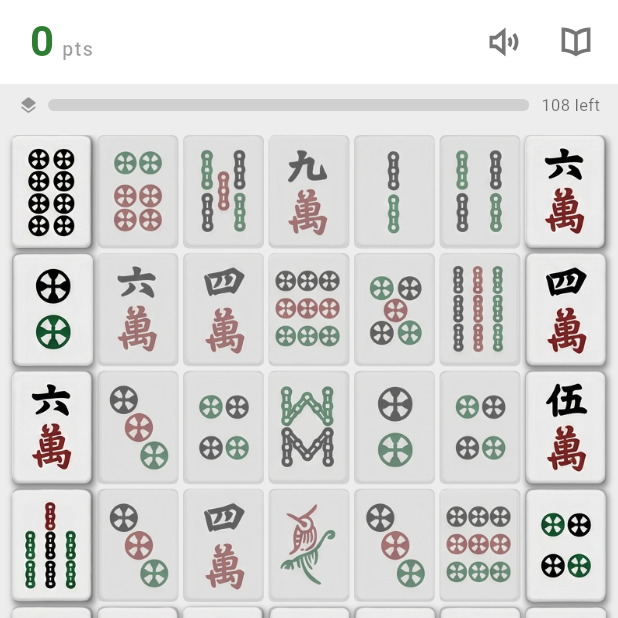
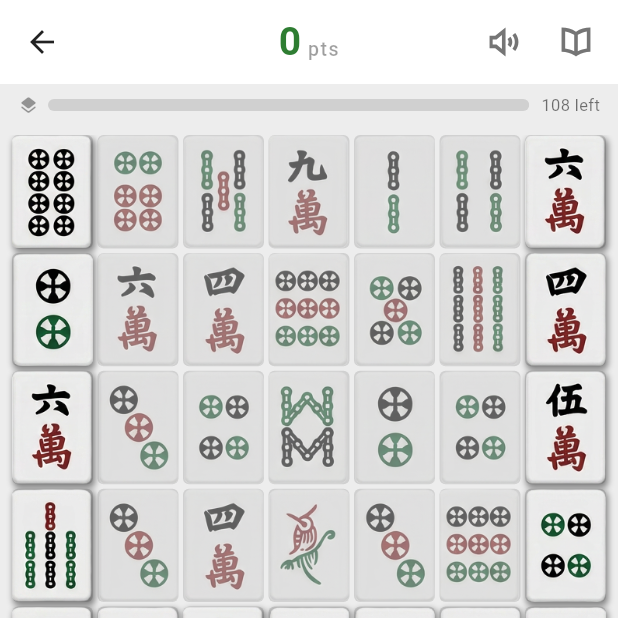
Before and after one commit to srilankasair-cmyk/mahjong-match, a Flutter app: the LevelSelectScreen screen opened by its route, after a tap on "BASIC MODE", on a phone screen of 412 x 824 dp, the top half of it. Run offline on Flutter 3.47's test engine with Material 3 defaults, Android fonts, the phone set to English and light mode, and no system bars; our stand-ins replace audioplayers, flutter_svg, google_fonts, shared_preferences; missing offline and left inert: dart:html; accounts and stored records are empty.

Commit message:
fix: restore audio, center score in AppBar, add synchronous web AudioContext unlock
- Revert AssetSource paths back to 'audio/...' (audioplayers_web already prepends assets/)
- Add audio_web_unlock.dart with synchronous dart:html AudioContext.resume() call
- Add conditional import in main.dart so web unlock runs before any async await
- Redesign game screen AppBar: back button restored, score centred, two icons on right

Co-Authored-By: Claude Opus 4.6 <noreply@anthropic.com>

```diff
--- a/lib/main.dart
+++ b/lib/main.dart
@@ -5,6 +5,8 @@ import 'screens/game_screen.dart';
 import 'screens/result_screen.dart';
 import 'models/game_config.dart';
 import 'services/audio_service.dart';
+import 'services/audio_web_unlock.dart'
+    if (dart.library.io) 'services/audio_web_unlock_stub.dart';
 
 void main() {
   runApp(const MahjongMatchApp());
@@ -16,7 +18,10 @@ class MahjongMatchApp extends StatelessWidget {
   @override
   Widget build(BuildContext context) {
     return Listener(
-      onPointerDown: (_) => AudioService.instance.onUserInteraction(),
+      onPointerDown: (_) {
+        unlockWebAudioContext(); // synchronous — must run before any await
+        AudioService.instance.onUserInteraction();
+      },
       child: MaterialApp(
         title: 'Mahjong Match',
         debugShowCheckedModeBanner: false,
--- a/lib/screens/game_screen.dart
+++ b/lib/screens/game_screen.dart
@@ -207,22 +207,23 @@ class _GameScreenState extends State<GameScreen> {
       backgroundColor: const Color(0xFFEDEDED),
       appBar: AppBar(
         backgroundColor: Colors.white,
+        foregroundColor: Colors.black87,
         elevation: 0,
-        automaticallyImplyLeading: false,
-        titleSpacing: 20,
+        centerTitle: true,
         title: Row(
+          mainAxisSize: MainAxisSize.min,
           crossAxisAlignment: CrossAxisAlignment.baseline,
           textBaseline: TextBaseline.alphabetic,
           children: [
             Text(
               '${_controller.score}',
               style: const TextStyle(
-                fontSize: 28,
+                fontSize: 26,
                 fontWeight: FontWeight.bold,
                 color: Color(0xFF2E7D32),
               ),
             ),
-            const SizedBox(width: 5),
+            const SizedBox(width: 4),
             const Text(
               'pts',
               style: TextStyle(
--- /dev/null
+++ b/lib/services/audio_web_unlock_stub.dart
@@ -0,0 +1,2 @@
+// Stub implementation for non-web platforms.
+void unlockWebAudioContext() {}
```
Also changed, not shown: lib/services/audio_service.dart (+9 -9 lines), lib/services/audio_web_unlock.dart (added, +12 -0 lines).
